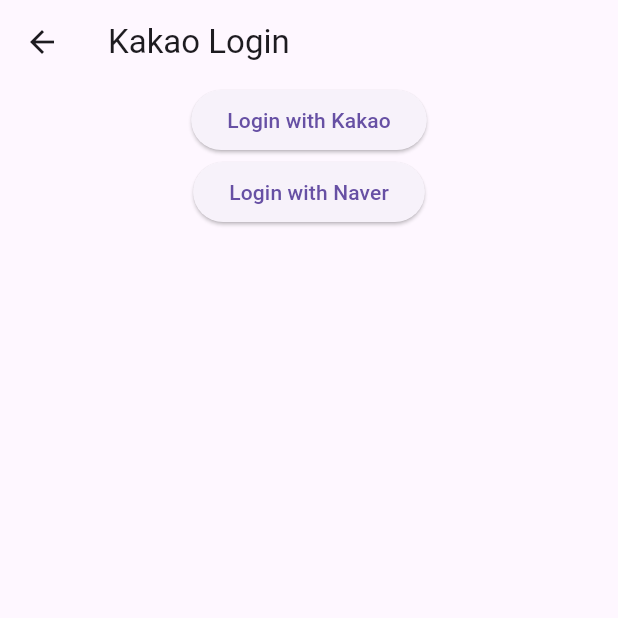
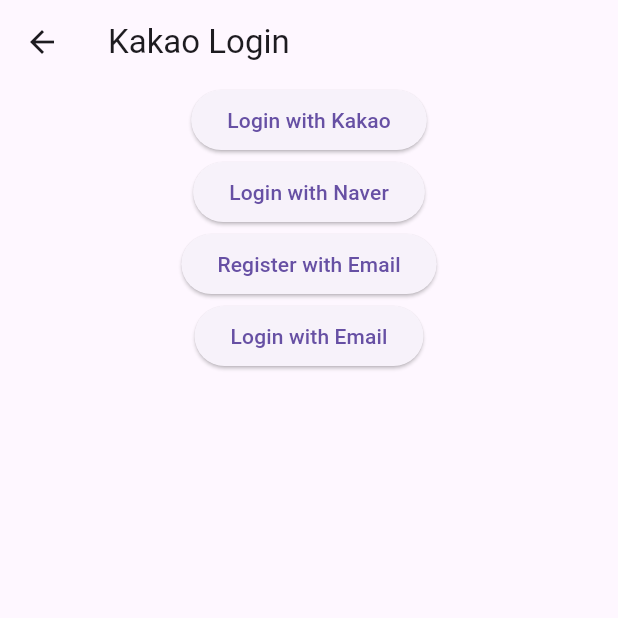
Before and after one commit to imabigger/mad_camp_second_week, a Flutter app: the LoginPage screen opened directly, after a tap on "Login with Naver", on a phone screen of 412 x 824 dp, the top half of it. Run offline on Flutter 3.47's test engine with Material 3 defaults, Android fonts, the phone set to English and light mode, and no system bars; our stand-ins replace flutter_dotenv; missing offline and left inert: flutter_naver_login, kakao_flutter_sdk.

Commit message:
loginlogic

```diff
--- a/lib/login_screen.dart
+++ b/lib/login_screen.dart
@@ -63,17 +63,107 @@ class LoginPage extends StatelessWidget {
             ElevatedButton(
               onPressed: () async {
 
-                final NaverLoginResult res = await FlutterNaverLogin.logIn();
-                if (res.status == NaverLoginStatus.loggedIn) {
-                  print('Login successful!');
-                  print('Access token: ${res.accessToken}');
-                  print('User id: ${res.account.name}');
-                  print('Email: ${res.account.email}');
-                } else {
-                  print('Login failed');
+                try {
+                  final NaverLoginResult res = await FlutterNaverLogin.logIn();
+
+                  if (res.status == NaverLoginStatus.loggedIn) {
+
+                    var response = await http.post(
+                      Uri.parse('http://172.10.7.138/auth/naver'),
+                      headers: {'Content-Type': 'application/json'},
+                      body: jsonEncode({
+                        'accessToken': res.accessToken.tokenType,
+                        'id': res.account.id,
+                        'nickname': res.account.name,
+                        'email': res.account.email,
+                      }),
+                    );
+
+
+                    if (response.statusCode == 200) {
+                      // 로그인 성공 처리
+                      print('Login successful');
+                      print(response.body);
+                    } else {
+                      // 로그인 실패 처리
+                      print('Login failed');
+                      print(response.body);
+                    }
+
+                  } else {
+                    print(res.errorMessage);
+                    print('Login failed');
+                  }
+                } catch (e) {
+                  print('Error during login: $e');
                 }
               },
               child: Text('Login with Naver'),
+            ),
+            ElevatedButton(
+              onPressed: () async {
+                final testEmail = 'bigger@gmail.com';
+                final testPassword = '1234';
+
+
+                try {
+                  var response = await http.post(
+                    Uri.parse('http://172.10.7.138/register'),
+                    headers: {'Content-Type': 'application/json'},
+                    body: jsonEncode({
+                      'username': 'testUser',
+                      'password': testPassword,
+                      'email': testEmail,
+                    }),
+                  );
+
+                  if (response.statusCode == 201) {
+                    // 로그인 성공 처리
+                    print('register successful');
+                    print(response.body);
+                  } else {
+                    // 로그인 실패 처리
+                    print('register failed');
+                    print(response.body);
+                  }
+
+                } catch (e) {
+                  print('Error during login: $e');
+                }
+              },
+              child: Text('Register with Email'),
+            ),
+            ElevatedButton(
+              onPressed: () async {
+                final testEmail = 'bigger@gmail.com';
+                final testPassword = '1234';
+
+
+                try {
+                  var response = await http.post(
+                    Uri.parse('http://172.10.7.138/login'),
+                    headers: {'Content-Type': 'application/json'},
+                    body: jsonEncode({
+                      'email': testEmail,
+                      'password': testPassword,
+                    }),
+                  );
+
+                  if (response.statusCode == 200) {
+                    // 로그인 성공 처리
+                    print('login successful');
+                    print(response.body);
+                  } else {
+                    // 로그인 실패 처리
+                    print('login failed');
+                    print(response.body);
+                  }
+
+                } catch (e) {
+                  print('Error during login: $e');
+                }
+              },
+              child: Text('Login with Email'),
             ),
           ],
         ),
--- a/pubspec.yaml
+++ b/pubspec.yaml
@@ -67,7 +67,8 @@ flutter:
   uses-material-design: true
 
   # To add assets to your application, add an assets section, like this:
-  # assets:
+  assets:
+    - .env
   #   - images/a_dot_burr.jpeg
   #   - images/a_dot_ham.jpeg
 
```
Also changed, not shown: lib/main.dart (+11 -12 lines), 2 other files.
